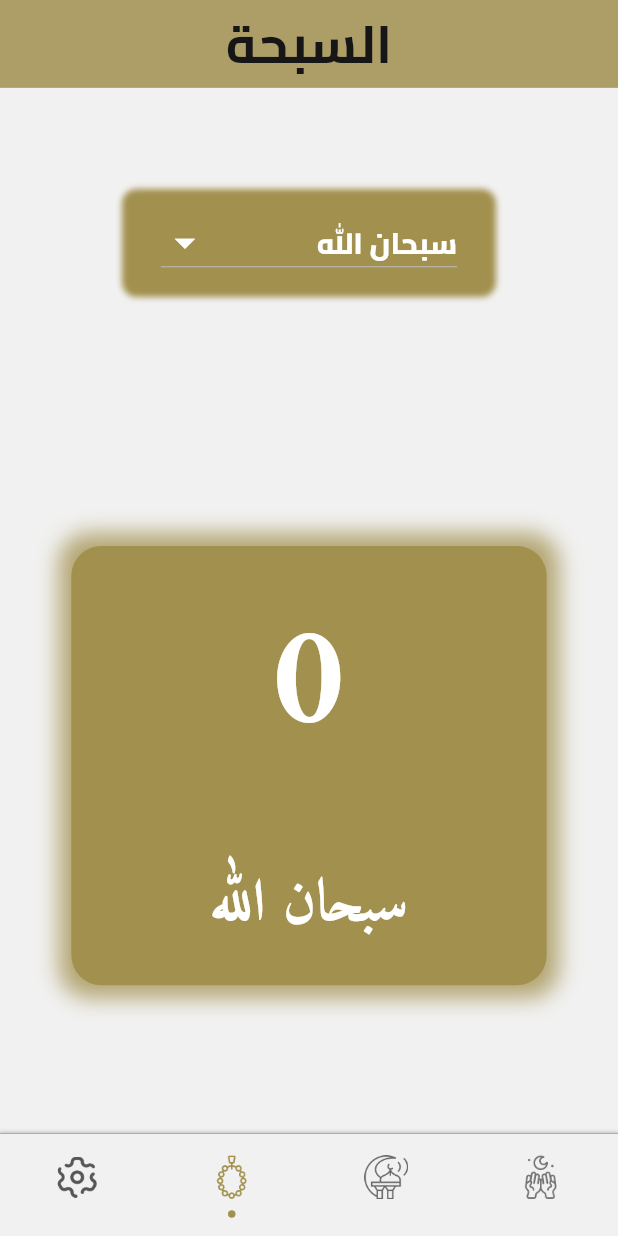
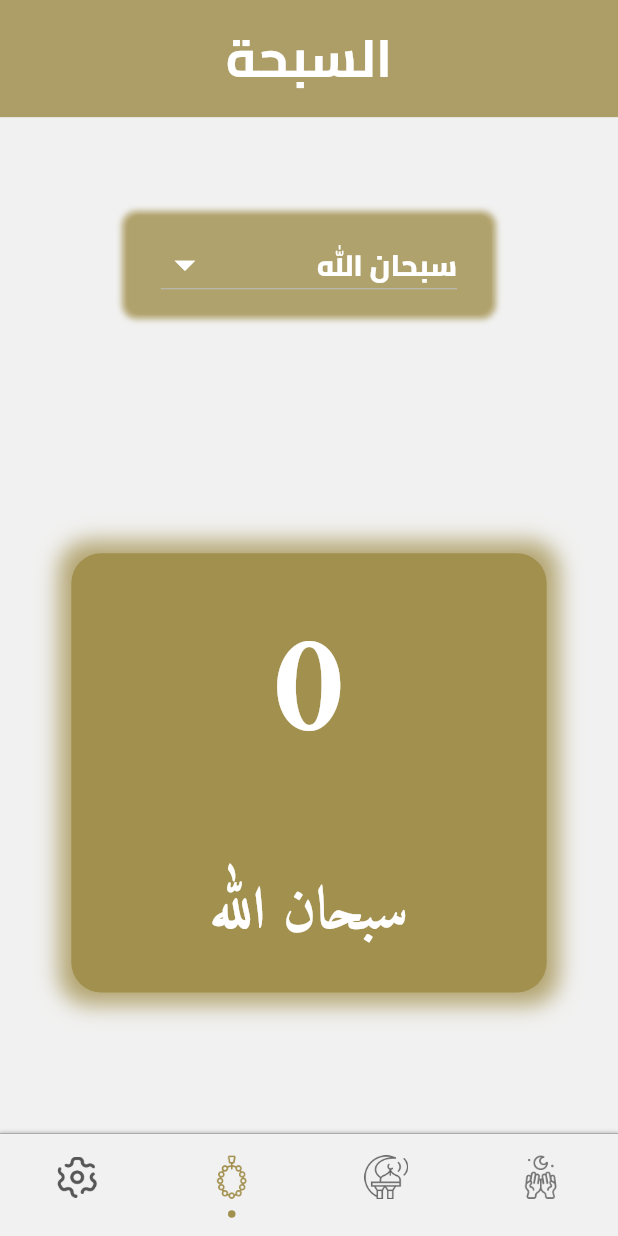
Before and after one commit to mohamedmagdy2301/ramadan_app, a Flutter app: the screen it shows after launch, item 3 of the bottom bar chosen, on a phone screen of 412 x 824 dp. Run offline on Flutter 3.47's test engine with Material 3 defaults, Android fonts, the light colour scheme and no system bars; drawn by our look-alikes of persistent_bottom_nav_bar; our stand-ins replace adaptive_theme, connectivity_plus, dio, flutter_bloc, flutter_screenutil, fluttertoast and 5 more.

Commit message:
Update Sabha screen to enhance shadow effects and adjust toolbar height for improved UI

```diff
--- a/lib/features/sabha/presentation/veiw/screens/sabha_screen.dart
+++ b/lib/features/sabha/presentation/veiw/screens/sabha_screen.dart
@@ -60,7 +60,7 @@ class _SabhaScreenState extends State<SabhaScreen> {
                   borderRadius: BorderRadius.circular(10.r),
                   boxShadow: [
                     BoxShadow(
-                      color: context.primaryColor,
+                      color: context.primaryColor.withAlpha(200),
                       blurRadius: 3,
                       spreadRadius: 2,
                     ),
@@ -116,12 +116,12 @@ class _SabhaScreenState extends State<SabhaScreen> {
       title: Text(
         AppStrings.sabha,
 
-        style: StyleText.bold36().copyWith(color: context.onPrimaryColor),
+        style: StyleText.bold36().copyWith(color: AppColors.white),
       ),
       centerTitle: true,
       flexibleSpace: Container(),
       elevation: 4,
-      toolbarHeight: 60.h,
+      toolbarHeight: 80.h,
       backgroundColor: context.primaryColor.withAlpha(200),
       actions: [
         counter != 0
```
